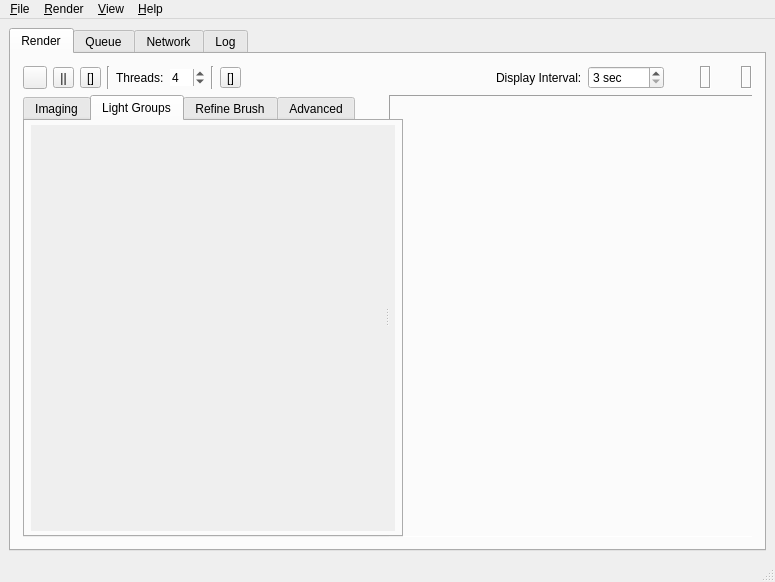
Qt form qtgui/luxrender.ui (sungsoo/luxrender-lux) before a commit.
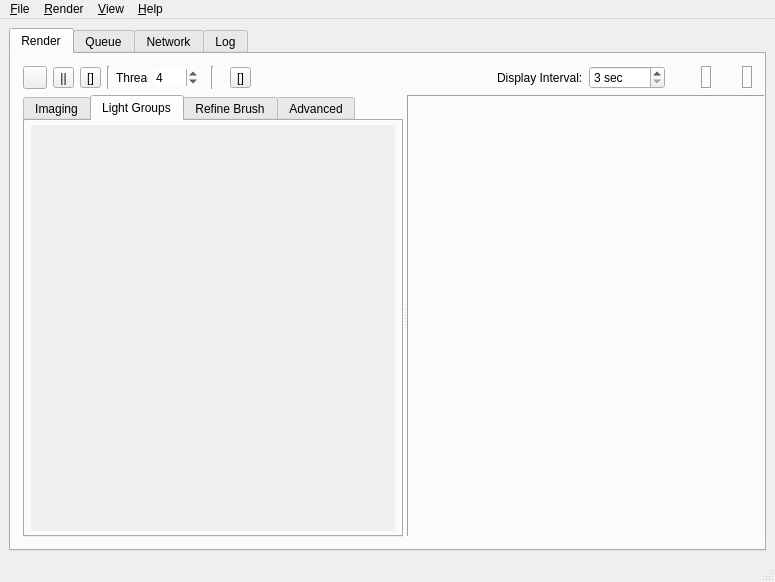
The same form after that commit. The open tabs and pages were chosen to show the change. Icons and pictures are not drawn.

Commit message: Gui-tweaks to prevent splitterhandler intersect with imaging tab and preserve 2 digits for threads field always (pls check on other OS than OSX)

```diff
--- a/qtgui/luxrender.ui
+++ b/qtgui/luxrender.ui
@@ -302,6 +302,12 @@
           </item>
           <item>
            <widget class="QSpinBox" name="spinBox_Threads">
+            <property name="minimumSize">
+             <size>
+              <width>44</width>
+              <height>0</height>
+             </size>
+            </property>
             <property name="layoutDirection">
              <enum>Qt::LeftToRight</enum>
             </property>
@@ -333,6 +339,18 @@
           </item>
           <item>
            <widget class="Line" name="line_2">
+            <property name="sizePolicy">
+             <sizepolicy hsizetype="Fixed" vsizetype="Minimum">
+              <horstretch>0</horstretch>
+              <verstretch>0</verstretch>
+             </sizepolicy>
+            </property>
+            <property name="minimumSize">
+             <size>
+              <width>40</width>
+              <height>0</height>
+             </size>
+            </property>
             <property name="orientation">
              <enum>Qt::Vertical</enum>
             </property>
@@ -365,6 +383,12 @@
             <verstretch>0</verstretch>
            </sizepolicy>
           </property>
+          <property name="minimumSize">
+           <size>
+            <width>768</width>
+            <height>0</height>
+           </size>
+          </property>
           <property name="orientation">
            <enum>Qt::Horizontal</enum>
           </property>
@@ -591,8 +615,8 @@
                  <rect>
                   <x>0</x>
                   <y>0</y>
-                  <width>100</width>
-                  <height>30</height>
+                  <width>362</width>
+                  <height>393</height>
                  </rect>
                 </property>
                 <layout class="QVBoxLayout" name="verticalLayout_3">
```
Left out of the diff: 8 changed lines with no effect on the pictures.
